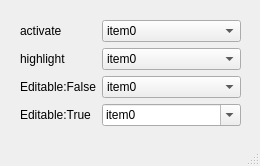
7SH7/ai_study_avr, file 05 QT/practice_qt/EX02-12_QComboBox/QComboBox/mainwindow.ui: the form before one commit.
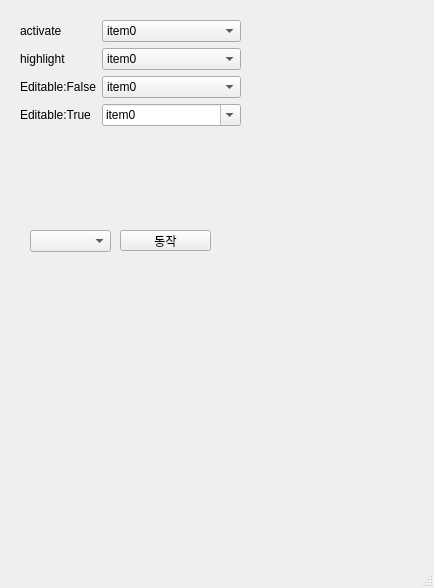
The form after the commit.

Diff of the .ui file:
```diff
--- a/05 QT/practice_qt/EX02-12_QComboBox/QComboBox/mainwindow.ui
+++ b/05 QT/practice_qt/EX02-12_QComboBox/QComboBox/mainwindow.ui
@@ -6,8 +6,8 @@
    <rect>
     <x>0</x>
     <y>0</y>
-    <width>260</width>
-    <height>166</height>
+    <width>434</width>
+    <height>588</height>
    </rect>
   </property>
   <property name="windowTitle">
@@ -153,6 +153,29 @@
      </item>
     </layout>
    </widget>
+   <widget class="QComboBox" name="comboBox">
+    <property name="geometry">
+     <rect>
+      <x>30</x>
+      <y>230</y>
+      <width>81</width>
+      <height>22</height>
+     </rect>
+    </property>
+   </widget>
+   <widget class="QPushButton" name="btnAct">
+    <property name="geometry">
+     <rect>
+      <x>120</x>
+      <y>230</y>
+      <width>91</width>
+      <height>21</height>
+     </rect>
+    </property>
+    <property name="text">
+     <string>동작</string>
+    </property>
+   </widget>
   </widget>
   <widget class="QMenuBar" name="menubar">
    <property name="geometry">
```
Left out of the diff: 4 changed lines with no effect on the pictures.
